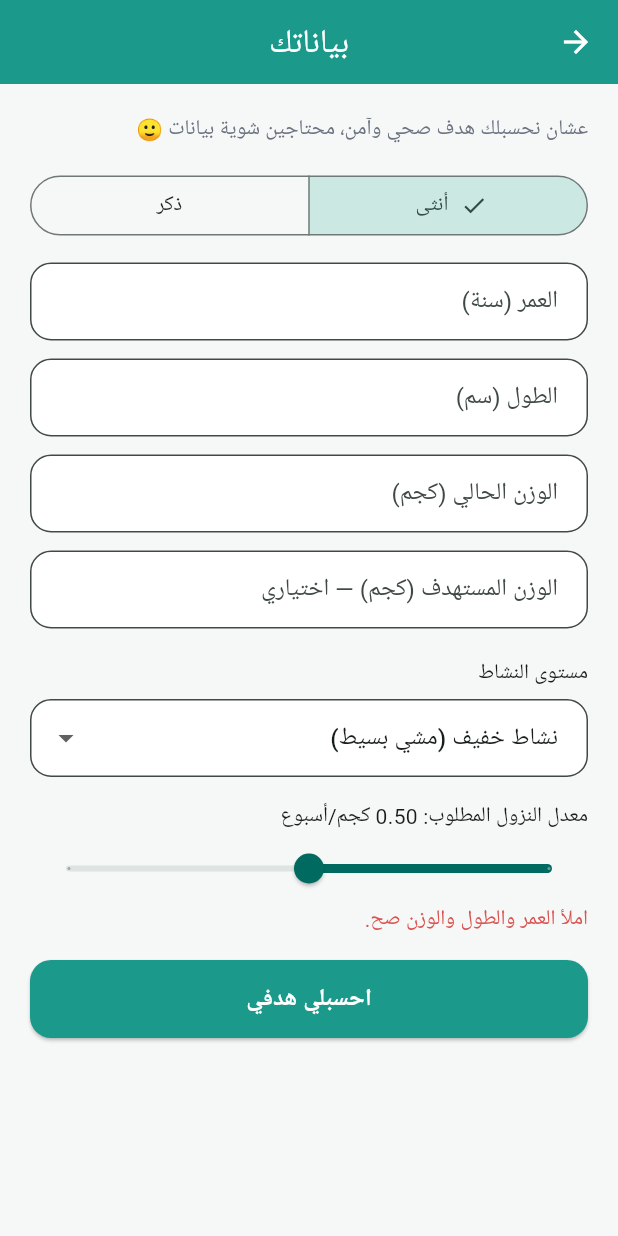
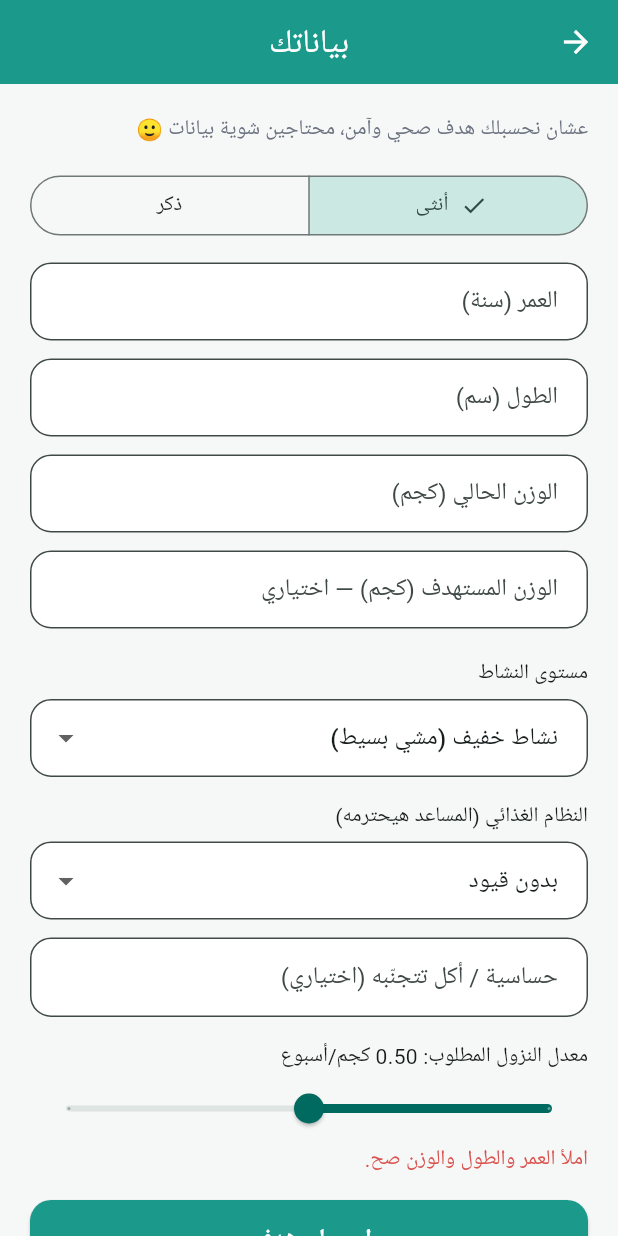
Before and after one commit to mahanafy95/reshaqa, a Flutter app: the SetupProfileScreen screen opened directly, after a tap on "احسبلي هدفي", on a phone screen of 412 x 824 dp. Run offline on Flutter 3.47's test engine with Material 3 defaults, Android fonts, the phone set to English and light mode, and no system bars; our stand-ins replace dio, fl_chart, flutter_local_notifications, flutter_secure_storage, flutter_timezone, google_sign_in and 7 more; missing offline and left inert: google_mlkit_text_recognition, home_widget, mobile_scanner; accounts and stored records are empty; network calls fail.

Commit message:
1.6.5: profile UI for dietary preferences + allergies
Adds a dietary-preference dropdown (بدون قيود/حلال/نباتي/فيجان/كيتو/قليل الكارب)
and an allergies free-text field to the profile setup screen; sends them in the
saveProfile body. Completes the dietary-prefs feature end-to-end (backend +
AI-context shipped in g8d9diet001) so the AI assistant respects them.

Manifest -> 12 / 1.6.5; pubspec 1.6.5+12. flutter analyze clean.

Co-Authored-By: Claude Opus 4.8 <noreply@anthropic.com>

```diff
--- a/mobile/lib/screens/setup_profile_screen.dart
+++ b/mobile/lib/screens/setup_profile_screen.dart
@@ -17,8 +17,10 @@ class _SetupProfileScreenState extends State<SetupProfileScreen> {
   final _height = TextEditingController();
   final _weight = TextEditingController();
   final _goalWeight = TextEditingController();
+  final _allergies = TextEditingController();
   String _sex = 'female';
   String _activity = 'light';
+  String _diet = 'none';
   double _rate = 0.5;
   bool _busy = false;
   String? _error;
@@ -28,6 +30,15 @@ class _SetupProfileScreenState extends State<SetupProfileScreen> {
     'light': 'نشاط خفيف (مشي بسيط)',
     'moderate': 'نشاط متوسط (تمرين 3-5 أيام)',
     'active': 'نشاط عالٍ (تمرين يومي)',
+  };
+
+  static const _dietLabels = {
+    'none': 'بدون قيود',
+    'halal': 'حلال فقط',
+    'vegetarian': 'نباتي',
+    'vegan': 'نباتي صِرف (فيجان)',
+    'keto': 'كيتو',
+    'low_carb': 'قليل الكارب',
   };
 
   /// تصنيف فوري حسب الطول والوزن المُدخَلين (نفس منطق الخادم).
@@ -72,6 +83,8 @@ class _SetupProfileScreenState extends State<SetupProfileScreen> {
         'activity_level': _activity,
         'goal_weight_kg': goal,
         'goal_rate': _rate,
+        'dietary_pref': _diet,
+        'allergies': _allergies.text.trim().isEmpty ? null : _allergies.text.trim(),
       });
     } catch (e) {
       setState(() => _error = ApiClient.errorMessage(e));
@@ -115,6 +128,24 @@ class _SetupProfileScreenState extends State<SetupProfileScreen> {
                   .map((e) => DropdownMenuItem(value: e.key, child: Text(e.value)))
                   .toList(),
               onChanged: (v) => setState(() => _activity = v!),
+            ),
+            const SizedBox(height: 16),
+            const Align(alignment: Alignment.centerRight, child: Text('النظام الغذائي (المساعد هيحترمه)')),
+            const SizedBox(height: 6),
+            DropdownButtonFormField<String>(
+              initialValue: _diet,
+              items: _dietLabels.entries
+                  .map((e) => DropdownMenuItem(value: e.key, child: Text(e.value)))
+                  .toList(),
+              onChanged: (v) => setState(() => _diet = v!),
+            ),
+            const SizedBox(height: 12),
+            TextField(
+              controller: _allergies,
+              decoration: const InputDecoration(
+                labelText: 'حساسية / أكل تتجنّبه (اختياري)',
+                hintText: 'مثال: مكسرات، لاكتوز',
+              ),
             ),
             const SizedBox(height: 16),
             Builder(builder: (_) {
--- a/mobile/pubspec.yaml
+++ b/mobile/pubspec.yaml
@@ -1,7 +1,7 @@
 name: reshaqa
 description: "رشاقة — تطبيق حساب السعرات والتغذية للتخسيس الصحي"
 publish_to: 'none'
-version: 1.6.4+11
+version: 1.6.5+12
 
 environment:
   sdk: '>=3.3.0 <4.0.0'
```
Also changed, not shown: 1 other file.
